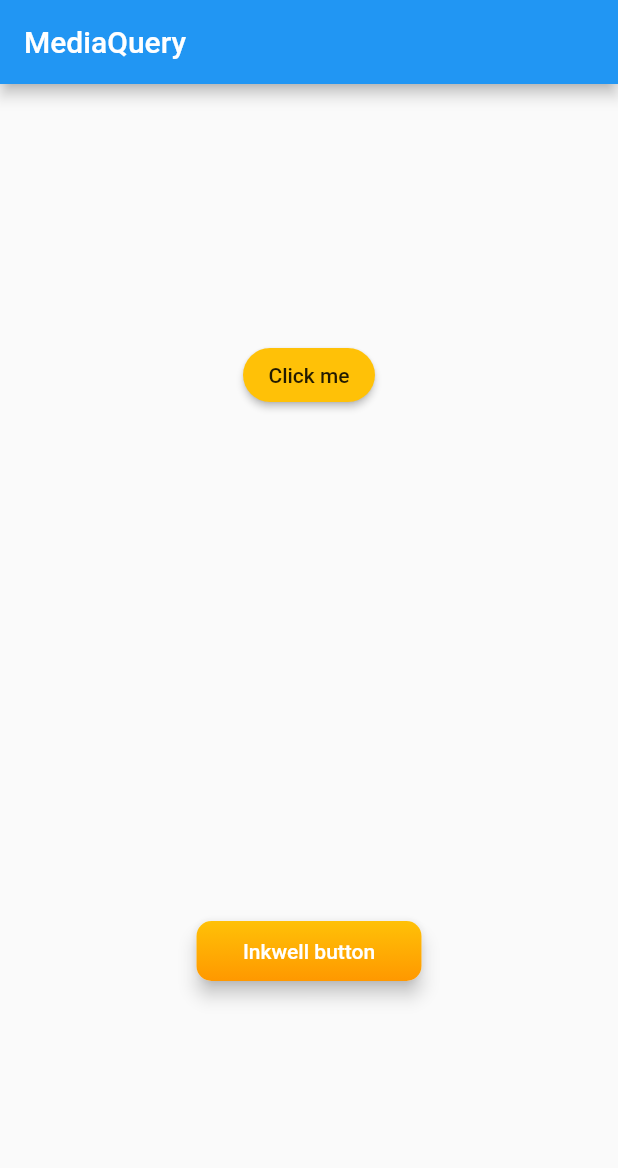
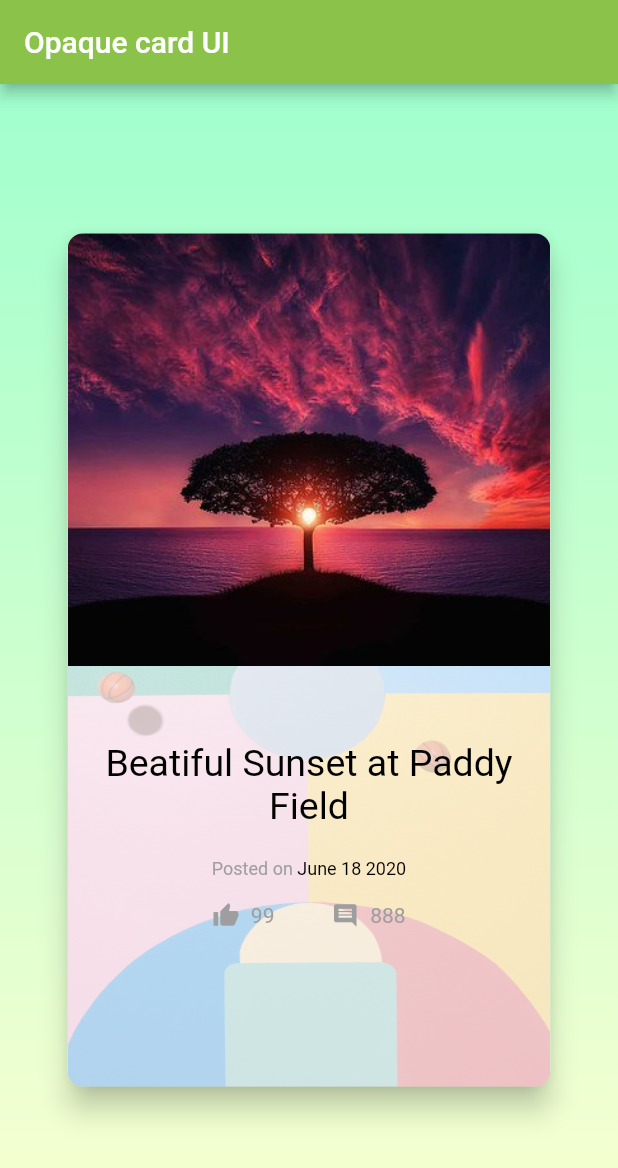
Before and after one commit to lewisccx/flutter_fundamental, a Flutter app: the screen it shows after launch, on a phone screen of 412 x 824 dp. Shown: the top 1168 px of the screen. Run offline on Flutter 3.47's test engine with Material 2 defaults, Android fonts, the phone set to English and light mode, and no system bars.

Commit message:
added Custom opaque card UI example

```diff
--- a/lib/main.dart
+++ b/lib/main.dart
@@ -24,49 +24,122 @@ class MainPage extends StatelessWidget {
   Widget build(BuildContext context) {
     return Scaffold(
       appBar: AppBar(
-        title: Text("MediaQuery"),
+        backgroundColor: Colors.lightGreen,
+        title: Text(
+          "Opaque card UI ",
+          style: TextStyle(color: Colors.white),
         ),
-      body: Center(
-        child: Column(
-          mainAxisAlignment: MainAxisAlignment.spaceAround,
+      ),
+      body: Stack(
         children: [
-            RaisedButton(
-                color: Colors.amber,
-                child: Text("Click me"),
-                shape: StadiumBorder(),
-                onPressed: () {}),
-            Material(
-              borderRadius: BorderRadius.circular(10),
-              elevation: 5,
+          Container(
+              decoration: BoxDecoration(
+                  gradient: LinearGradient(
+                      colors: [Color(0xFFA1FFCE), Color(0xFFFAFFD1)],
+                      begin: Alignment.topCenter,
+                      end: Alignment.bottomCenter))),
+          Center(
+            child: SizedBox(
+              width: MediaQuery.of(context).size.width * 0.8,
+              height: MediaQuery.of(context).size.height * 0.7,
+              child: Card(
+                shape: RoundedRectangleBorder(
+                  borderRadius: BorderRadius.circular(10.0),
+                ),
+                elevation: 8,
+                child: Stack(
+                  children: [
+                    Opacity(
+                      opacity: 0.3,
                       child: Container(
-                width: 150,
-                height: 40,
                           decoration: BoxDecoration(
                               borderRadius: BorderRadius.circular(10),
-                    gradient: LinearGradient(
-                        colors: [Colors.amber, Colors.orange],
-                        begin: Alignment.topCenter,
-                        end: Alignment.bottomCenter)),
-                child: Material(
-                  borderRadius: BorderRadius.circular(10),
-                  color: Colors.transparent,
-                  child: InkWell(
-                    splashColor: Colors.red,
-                    borderRadius: BorderRadius.circular(10),
-                    onTap: () {},
+                              image: DecorationImage(
+                                image: AssetImage(
+                                  "images/google-dots.jpg",
+                                ),
+                                fit: BoxFit.fill,
+                                repeat: ImageRepeat.noRepeat,
+                              ))),
+                    ),
+                    Container(
+                      height: MediaQuery.of(context).size.height * 0.35,
+                      decoration: BoxDecoration(
+                          borderRadius: BorderRadius.only(
+                              topRight: Radius.circular(10),
+                              topLeft: Radius.circular(10)),
+                          image: DecorationImage(
+                              image: AssetImage("images/tree.jpg"),
+                              fit: BoxFit.cover)),
+                    ),
+                    Container(
+                      margin: EdgeInsets.fromLTRB(
+                          20,
+                          50 + MediaQuery.of(context).size.height * 0.35,
+                          20,
+                          20),
                       child: Center(
-                        child: Text(
-                      "Inkwell button",
+                        child: Column(children: [
+                          Text("Beatiful Sunset at Paddy Field",
+                              maxLines: 2,
+                              textAlign: TextAlign.center,
+                              style:
+                                  TextStyle(color: Colors.black, fontSize: 25)),
+                          Container(
+                            margin: EdgeInsets.fromLTRB(0, 20, 0, 15),
+                            child: Row(
+                              mainAxisAlignment: MainAxisAlignment.center,
+                              children: [
+                                Text("Posted on ",
                                     style: TextStyle(
-                          color: Colors.white, fontWeight: FontWeight.w500),
-                    )),
+                                        color: Colors.grey, fontSize: 12)),
+                                Text("June 18 2020",
+                                    style: TextStyle(
+                                        color: Colors.black, fontSize: 12))
+                              ],
+                            ),
+                          ),
+                          Row(
+                            children: [
+                              Spacer(
+                                flex: 10,
+                              ),
+                              Icon(
+                                Icons.thumb_up,
+                                size: 18,
+                                color: Colors.grey,
+                              ),
+                              Spacer(flex: 1),
+                              Text(
+                                "99",
+                                style: TextStyle(color: Colors.grey),
+                              ),
+                              Spacer(flex: 5),
+                              Icon(
+                                Icons.comment,
+                                size: 18,
+                                color: Colors.grey,
+                              ),
+                              Spacer(flex: 1),
+                              Text(
+                                "888",
+                                style: TextStyle(color: Colors.grey),
+                              ),
+                              Spacer(
+                                flex: 10,
+                              ),
+                            ],
+                          )
+                        ]),
+                      ),
+                    )
+                  ],
                 ),
               ),
             ),
           )
         ],
       ),
-      ),
     );
   }
 }
--- a/pubspec.yaml
+++ b/pubspec.yaml
@@ -50,7 +50,9 @@ flutter:
   assets:
     - images/blackpink.jpg
     - images/puffer-fish.png
-
+    - images/google-noodles.jpg
+    - images/google-dots.jpg
+    - images/tree.jpg
   # An image asset can refer to one or more resolution-specific "variants", see
   # https://flutter.dev/assets-and-images/#resolution-aware.
 
```
Also changed, not shown: images/google-dots.jpg (added), images/google-noodles.jpg (added), images/tree.jpg (added). Lines whose indentation alone changed are shown as unchanged.
